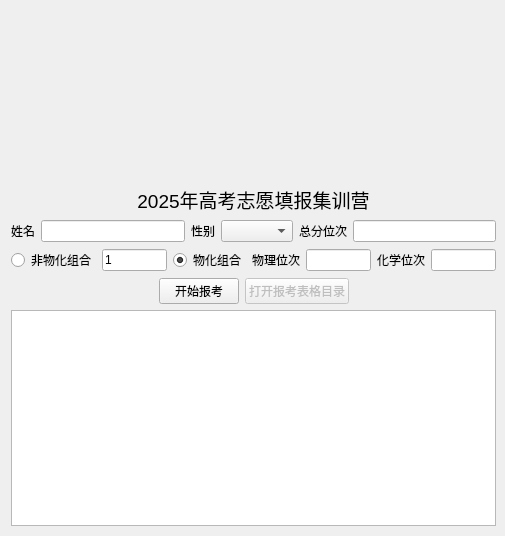
This is main/mainwindow.ui in kinglon/zhiyuan as Qt 5 draws it before an edit. The edited form follows.
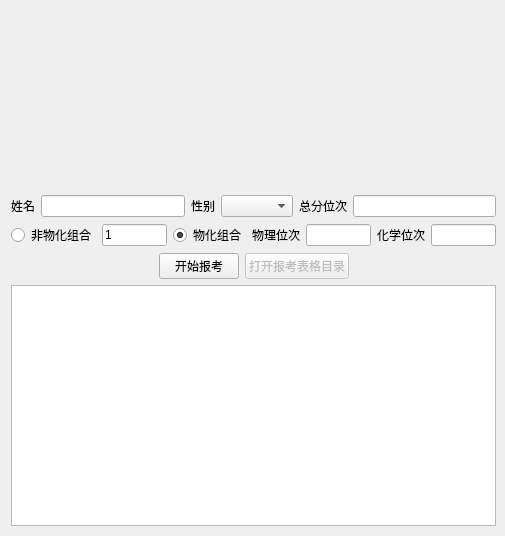
This is the edited form. Icons and pictures are not drawn.

Patch:
```diff
--- a/main/mainwindow.ui
+++ b/main/mainwindow.ui
@@ -20,7 +20,7 @@
       <x>1</x>
       <y>3</y>
       <width>522</width>
-      <height>174</height>
+      <height>182</height>
      </rect>
     </property>
     <property name="autoFillBackground">
@@ -40,27 +40,12 @@
     <property name="geometry">
      <rect>
       <x>11</x>
-      <y>185</y>
+      <y>195</y>
       <width>485</width>
-      <height>341</height>
+      <height>331</height>
      </rect>
     </property>
     <layout class="QVBoxLayout" name="verticalLayout">
-     <item>
-      <widget class="QLabel" name="label_7">
-       <property name="font">
-        <font>
-         <pointsize>14</pointsize>
-        </font>
-       </property>
-       <property name="text">
-        <string>2025年高考志愿填报集训营</string>
-       </property>
-       <property name="alignment">
-        <set>Qt::AlignCenter</set>
-       </property>
-      </widget>
-     </item>
      <item>
       <layout class="QHBoxLayout" name="horizontalLayout">
        <item>
```
Left out of the diff: 2 changed lines with no effect on the pictures.
